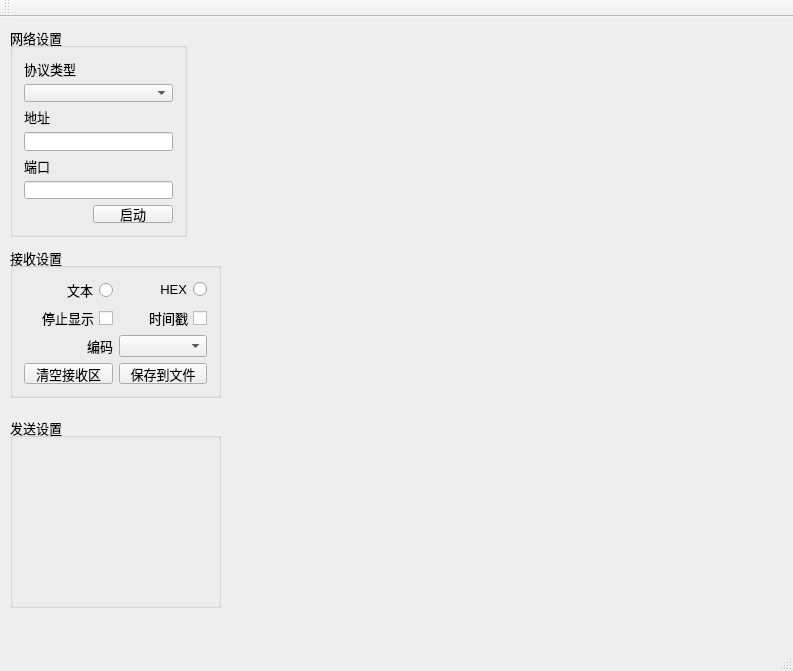
First picture: the form in main_window.ui, repository 652436962/Network_Assistant, before the edit.
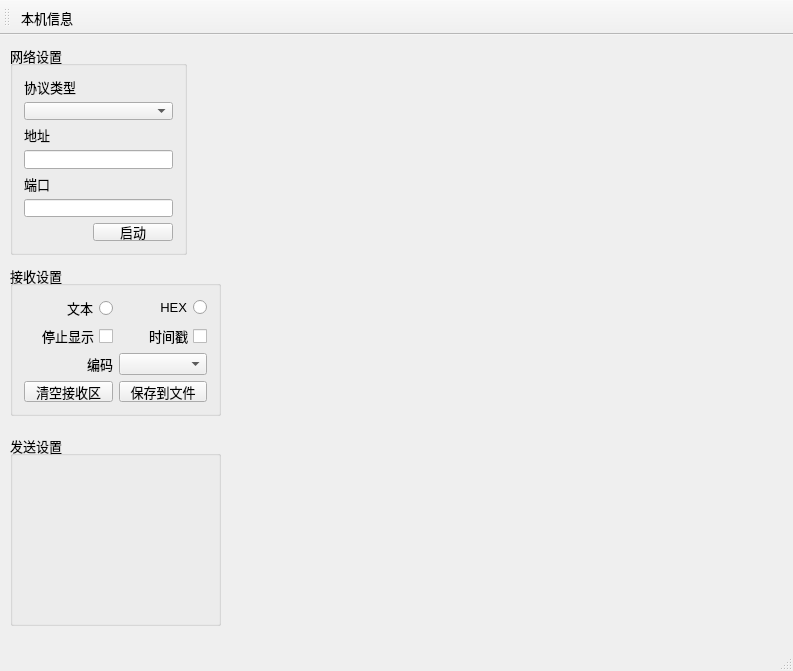
Second picture: the form after the edit. Custom widgets are drawn as their Qt base class.

Patch:
```diff
--- a/main_window.ui
+++ b/main_window.ui
@@ -279,8 +279,20 @@
    <attribute name="toolBarBreak">
     <bool>false</bool>
    </attribute>
+   <addaction name="action_Info"/>
   </widget>
   <widget class="QStatusBar" name="statusBar"/>
+  <action name="action_Info">
+   <property name="text">
+    <string>本机信息</string>
+   </property>
+   <property name="toolTip">
+    <string>本机信息</string>
+   </property>
+   <property name="menuRole">
+    <enum>QAction::MenuRole::NoRole</enum>
+   </property>
+  </action>
  </widget>
  <layoutdefault spacing="6" margin="11"/>
  <customwidgets>
```
